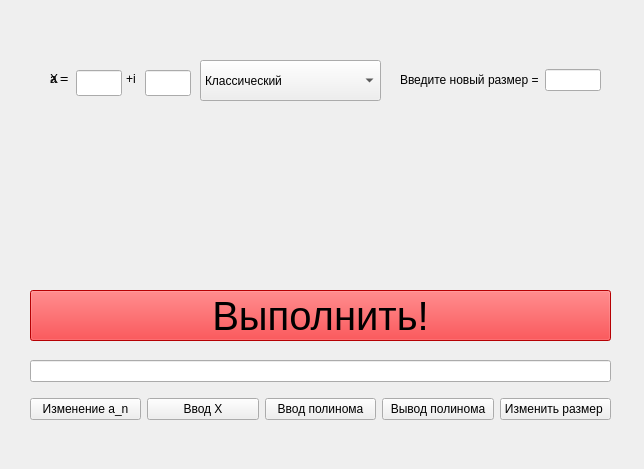
Old version of the form interface.ui in the repository porofieff/oop_prak4.
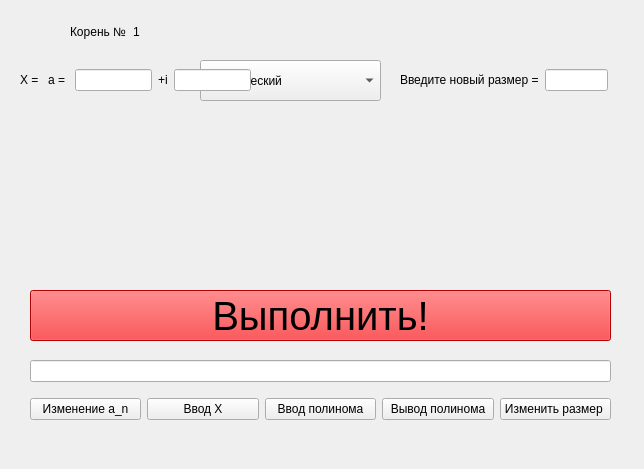
New version of the form.

Diff of the .ui file:
```diff
--- a/interface.ui
+++ b/interface.ui
@@ -13,52 +13,6 @@
   <property name="windowTitle">
    <string>Interface</string>
   </property>
-  <widget class="QLabel" name="x_label">
-   <property name="geometry">
-    <rect>
-     <x>50</x>
-     <y>70</y>
-     <width>22</width>
-     <height>18</height>
-    </rect>
-   </property>
-   <property name="text">
-    <string>X = </string>
-   </property>
-  </widget>
-  <widget class="QLineEdit" name="re_edit">
-   <property name="geometry">
-    <rect>
-     <x>76</x>
-     <y>70</y>
-     <width>46</width>
-     <height>26</height>
-    </rect>
-   </property>
-  </widget>
-  <widget class="QLineEdit" name="im_edit">
-   <property name="geometry">
-    <rect>
-     <x>145</x>
-     <y>70</y>
-     <width>46</width>
-     <height>26</height>
-    </rect>
-   </property>
-  </widget>
-  <widget class="QLabel" name="i_label">
-   <property name="geometry">
-    <rect>
-     <x>126</x>
-     <y>70</y>
-     <width>16</width>
-     <height>18</height>
-    </rect>
-   </property>
-   <property name="text">
-    <string>+i</string>
-   </property>
-  </widget>
   <widget class="QPushButton" name="do_but">
    <property name="geometry">
     <rect>
@@ -81,19 +35,6 @@
     <string>Выполнить!</string>
    </property>
   </widget>
-  <widget class="QLabel" name="an_label">
-   <property name="geometry">
-    <rect>
-     <x>50</x>
-     <y>70</y>
-     <width>22</width>
-     <height>18</height>
-    </rect>
-   </property>
-   <property name="text">
-    <string>a = </string>
-   </property>
-  </widget>
   <widget class="QComboBox" name="eprint_box">
    <property name="geometry">
     <rect>
@@ -172,12 +113,12 @@
     </item>
    </layout>
   </widget>
-  <widget class="QWidget" name="">
+  <widget class="QWidget" name="layoutWidget">
    <property name="geometry">
     <rect>
      <x>400</x>
      <y>60</y>
-     <width>201</width>
+     <width>208</width>
      <height>41</height>
     </rect>
    </property>
@@ -194,6 +135,71 @@
     </item>
    </layout>
   </widget>
+  <widget class="QWidget" name="">
+   <property name="geometry">
+    <rect>
+     <x>70</x>
+     <y>10</y>
+     <width>79</width>
+     <height>44</height>
+    </rect>
+   </property>
+   <layout class="QGridLayout" name="gridLayout_4">
+    <item row="0" column="1">
+     <widget class="QLabel" name="polin_num_label">
+      <property name="text">
+       <string>1</string>
+      </property>
+     </widget>
+    </item>
+    <item row="0" column="0">
+     <widget class="QLabel" name="polin_text_label">
+      <property name="text">
+       <string>Корень №</string>
+      </property>
+     </widget>
+    </item>
+   </layout>
+  </widget>
+  <widget class="QWidget" name="">
+   <property name="geometry">
+    <rect>
+     <x>20</x>
+     <y>60</y>
+     <width>231</width>
+     <height>41</height>
+    </rect>
+   </property>
+   <layout class="QGridLayout" name="gridLayout_5">
+    <item row="0" column="0">
+     <widget class="QLabel" name="x_label">
+      <property name="text">
+       <string>X = </string>
+      </property>
+     </widget>
+    </item>
+    <item row="0" column="3">
+     <widget class="QLabel" name="i_label">
+      <property name="text">
+       <string>+i</string>
+      </property>
+     </widget>
+    </item>
+    <item row="0" column="4">
+     <widget class="QLineEdit" name="im_edit"/>
+    </item>
+    <item row="0" column="2">
+     <widget class="QLineEdit" name="re_edit"/>
+    </item>
+    <item row="0" column="1">
+     <widget class="QLabel" name="an_label">
+      <property name="text">
+       <string>a = </string>
+      </property>
+     </widget>
+    </item>
+   </layout>
+  </widget>
  </widget>
  <resources/>
  <connections/>
```
Left out of the diff: 2 changed lines with no effect on the pictures.
